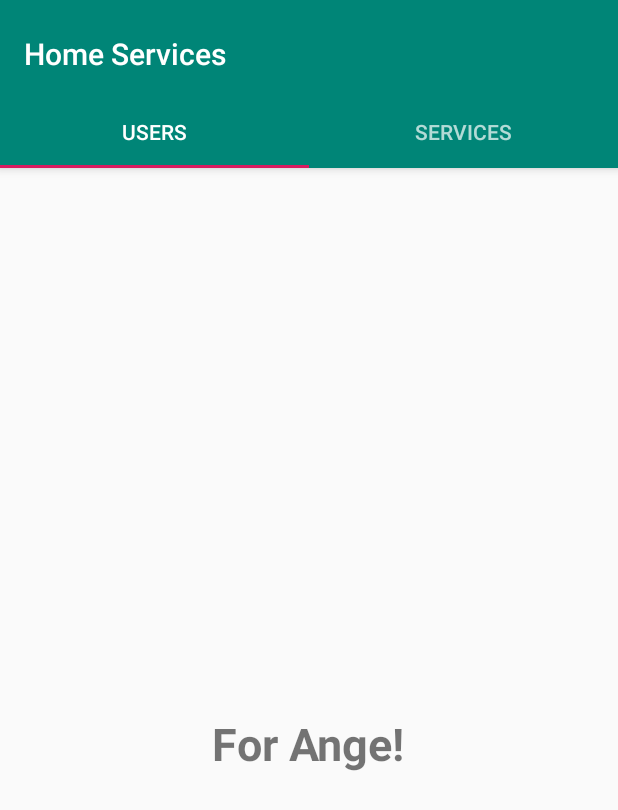
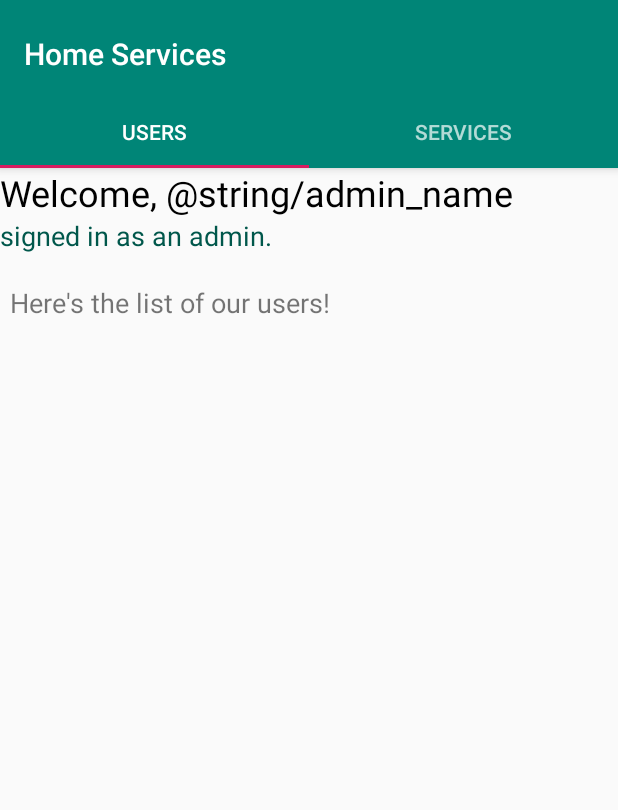
Before and after one commit to Aisha-K/android-school-project, an Android app: the UserTab screen opened directly, with no data from a screen before it, on a phone screen of 412 x 824 dp. Shown: the top 810 px of the screen. Run offline under Robolectric (Android 15) with nearby library versions, the phone set to English and light mode, and no system bars; our stand-ins replace Firebase (no records; nobody signed in at launch, a user with empty details on screens opened directly).

Commit message:
made a few changes to the user tab

```diff
--- a/HomeServices/app/src/main/java/com/example/angemichaella/homeservices/UserTab.java
+++ b/HomeServices/app/src/main/java/com/example/angemichaella/homeservices/UserTab.java
@@ -8,20 +8,36 @@ import android.view.LayoutInflater;
 import android.view.View;
 import android.view.ViewGroup;
 
+import android.support.v4.view.ViewPager;
+import android.support.v7.app.AppCompatActivity;
+import android.widget.ListView;
+import android.widget.TextView;
+
+import com.google.firebase.database.DataSnapshot;
+import com.google.firebase.database.DatabaseError;
+import com.google.firebase.database.DatabaseReference;
+import com.google.firebase.database.FirebaseDatabase;
+import com.google.firebase.database.ValueEventListener;
+
+import java.util.ArrayList;
+import java.util.List;
+
 
 /**
  * A simple {@link Fragment} subclass.
- * Activities that contain this fragment must implement the
- * {@link UserTab.OnFragmentInteractionListener} interface
- * to handle interaction events.
- * Use the {@link UserTab#newInstance} factory method to
- * create an instance of this fragment.
  */
 public class UserTab extends Fragment {
+
+    ListView users_list;
+
+    List<User> users;
+    DatabaseReference databaseUsers;
+
 
     public UserTab() {
         // Required empty public constructor
     }
+
 
     @Override
     public View onCreateView(LayoutInflater inflater, ViewGroup container,
--- a/HomeServices/app/src/main/res/layout/fragment_user_tab.xml
+++ b/HomeServices/app/src/main/res/layout/fragment_user_tab.xml
@@ -1,24 +1,62 @@
 <?xml version="1.0" encoding="utf-8"?>
 <FrameLayout xmlns:android="http://schemas.android.com/apk/res/android"
+    xmlns:app="http://schemas.android.com/apk/res-auto"
     xmlns:tools="http://schemas.android.com/tools"
     android:layout_width="match_parent"
     android:layout_height="match_parent"
     tools:context=".UserTab">
 
     <!-- TODO: Update blank fragment layout -->
+
     <LinearLayout
         android:layout_width="match_parent"
         android:layout_height="match_parent"
-        android:gravity="center"
         android:orientation="vertical">
 
         <TextView
-            android:id="@+id/userTab"
-            android:layout_width="wrap_content"
+            android:id="@+id/textViewWelcomeAdmin"
+            android:layout_width="match_parent"
             android:layout_height="wrap_content"
-            android:text="For Ange!"
-            android:textSize="30sp"
-            android:textStyle="bold" />
+            android:shadowColor="@color/colorPrimary"
+            android:text="Welcome, @string/admin_name"
+            android:textColor="@color/common_google_signin_btn_text_dark_focused"
+            android:textSize="24sp"
+            app:fontFamily="sans-serif"
+            tools:layout_editor_absoluteX="5dp" />
+
+        <TextView
+            android:id="@+id/userDetailsTV3"
+            android:layout_width="match_parent"
+            android:layout_height="wrap_content"
+            android:text="signed in as an admin."
+            android:textColor="@color/colorPrimaryDark"
+            android:textSize="18sp"
+            tools:layout_editor_absoluteX="5dp" />
+
+        <Space
+            android:layout_width="match_parent"
+            android:layout_height="20dp" />
+
+        <LinearLayout
+            android:id="@+id/users_list_section"
+            android:layout_width="match_parent"
+            android:layout_height="wrap_content"
+            android:orientation="vertical"
+            tools:layout_editor_absoluteY="0dp">
+
+            <TextView
+                android:id="@+id/users_list_label"
+                android:layout_width="match_parent"
+                android:layout_height="wrap_content"
+                android:layout_marginLeft="10px"
+                android:gravity="bottom"
+                android:text="Here's the list of our users!"
+                android:textSize="18sp" />
+
+            <ListView
+                android:id="@+id/users_list"
+                android:layout_width="match_parent"
+                android:layout_height="match_parent" />
+        </LinearLayout>
     </LinearLayout>
-
 </FrameLayout>
```
